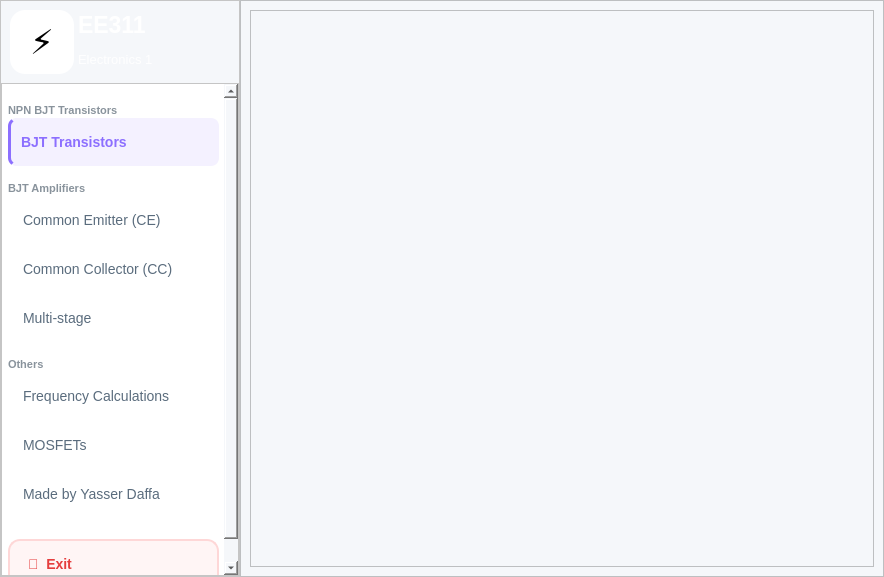
Yasser-Daffa/ee311-transistor-calc, file ui/main_dashboard.ui: the form before one commit.
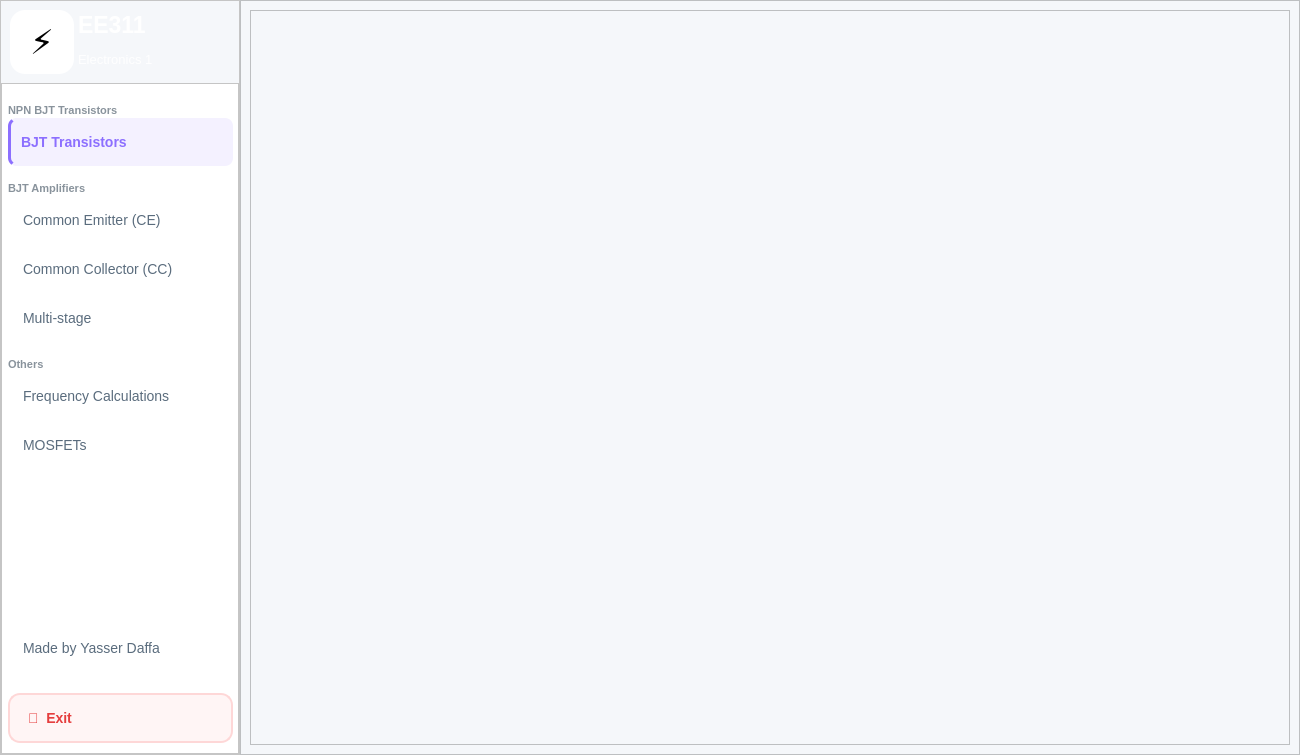
The form after the commit.

Diff of the .ui file:
```diff
--- a/ui/main_dashboard.ui
+++ b/ui/main_dashboard.ui
@@ -6,8 +6,8 @@
    <rect>
     <x>0</x>
     <y>0</y>
-    <width>884</width>
-    <height>577</height>
+    <width>1300</width>
+    <height>755</height>
    </rect>
   </property>
   <property name="minimumSize">
@@ -229,8 +229,8 @@
            <rect>
             <x>0</x>
             <y>0</y>
-            <width>224</width>
-            <height>526</height>
+            <width>236</width>
+            <height>667</height>
            </rect>
           </property>
           <property name="styleSheet">
@@ -911,8 +911,8 @@
               <rect>
                <x>0</x>
                <y>0</y>
-               <width>622</width>
-               <height>555</height>
+               <width>1038</width>
+               <height>733</height>
               </rect>
              </property>
              <layout class="QVBoxLayout" name="verticalLayout_4">
```
